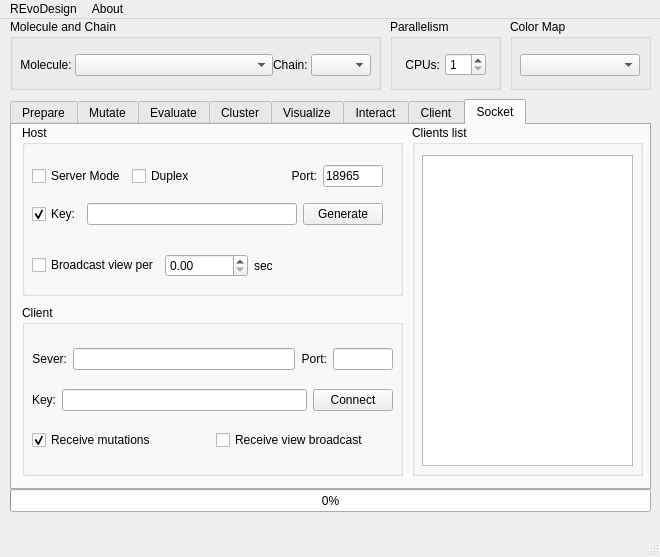
This is REvoDesign/UI/REvoDesign-PyMOL.ui in YaoYinYing/REvoDesign as Qt 5 draws it before an edit. The edited form follows.
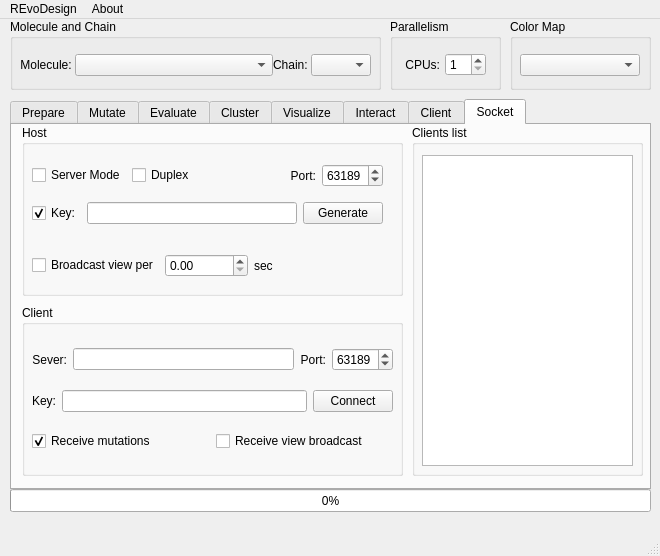
This is the edited form. The open tabs and pages were chosen to show the change.

The edit to the form file:
```diff
--- a/REvoDesign/UI/REvoDesign-PyMOL.ui
+++ b/REvoDesign/UI/REvoDesign-PyMOL.ui
@@ -10,7 +10,7 @@
     <x>0</x>
     <y>0</y>
     <width>660</width>
-    <height>557</height>
+    <height>556</height>
    </rect>
   </property>
   <property name="sizePolicy">
@@ -3821,27 +3821,21 @@
            </widget>
           </item>
           <item>
-           <widget class="QLineEdit" name="lineEdit_ws_server_port">
+           <widget class="QSpinBox" name="spinBox_ws_server_port">
             <property name="sizePolicy">
              <sizepolicy hsizetype="Fixed" vsizetype="Fixed">
               <horstretch>0</horstretch>
               <verstretch>0</verstretch>
              </sizepolicy>
             </property>
-            <property name="maximumSize">
-             <size>
-              <width>60</width>
-              <height>16777215</height>
-             </size>
+            <property name="minimum">
+             <number>3000</number>
             </property>
-            <property name="statusTip">
-             <string>Server URL for PSSM GREMLIN calculation.</string>
+            <property name="maximum">
+             <number>65534</number>
             </property>
-            <property name="inputMethodHints">
-             <set>Qt::ImhDigitsOnly</set>
-            </property>
-            <property name="text">
-             <string>18965</string>
+            <property name="value">
+             <number>63189</number>
             </property>
            </widget>
           </item>
@@ -3936,27 +3930,21 @@
            </widget>
           </item>
           <item>
-           <widget class="QLineEdit" name="lineEdit_ws_server_port_to_connect">
+           <widget class="QSpinBox" name="spinBox_ws_server_port_to_connect">
             <property name="sizePolicy">
              <sizepolicy hsizetype="Fixed" vsizetype="Fixed">
               <horstretch>0</horstretch>
               <verstretch>0</verstretch>
              </sizepolicy>
             </property>
-            <property name="maximumSize">
-             <size>
-              <width>60</width>
-              <height>16777215</height>
-             </size>
+            <property name="minimum">
+             <number>3000</number>
             </property>
-            <property name="statusTip">
-             <string>Server URL for PSSM GREMLIN calculation.</string>
+            <property name="maximum">
+             <number>65534</number>
             </property>
-            <property name="inputMethodHints">
-             <set>Qt::ImhDigitsOnly</set>
-            </property>
-            <property name="text">
-             <string/>
+            <property name="value">
+             <number>63189</number>
             </property>
            </widget>
           </item>
```
